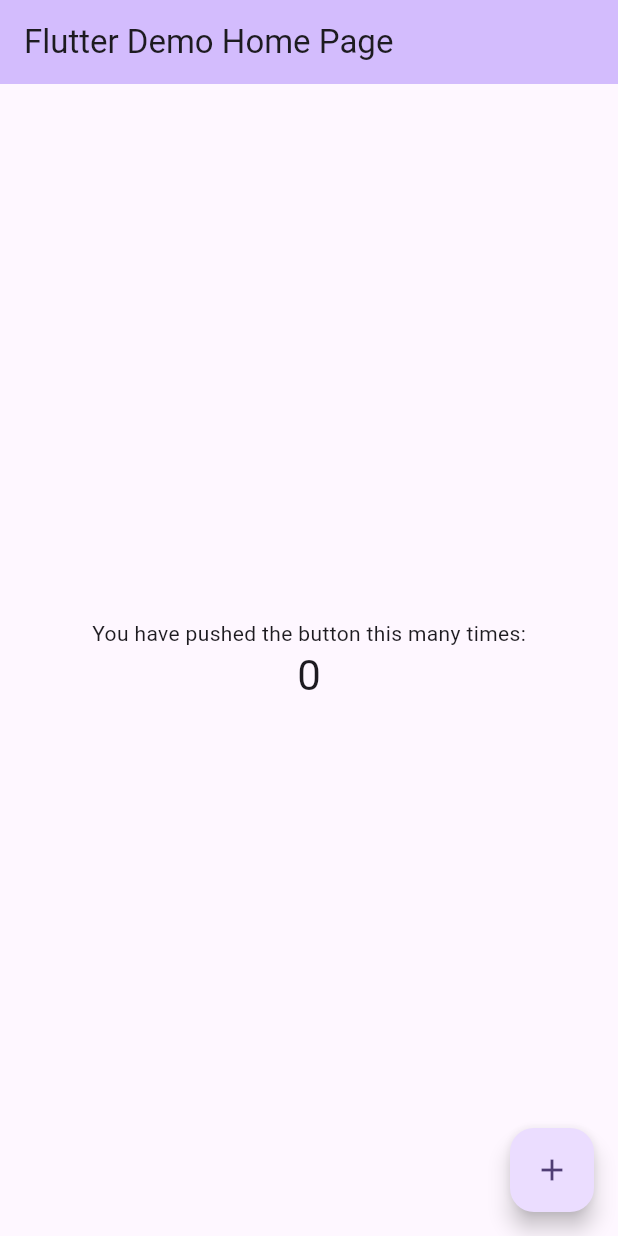
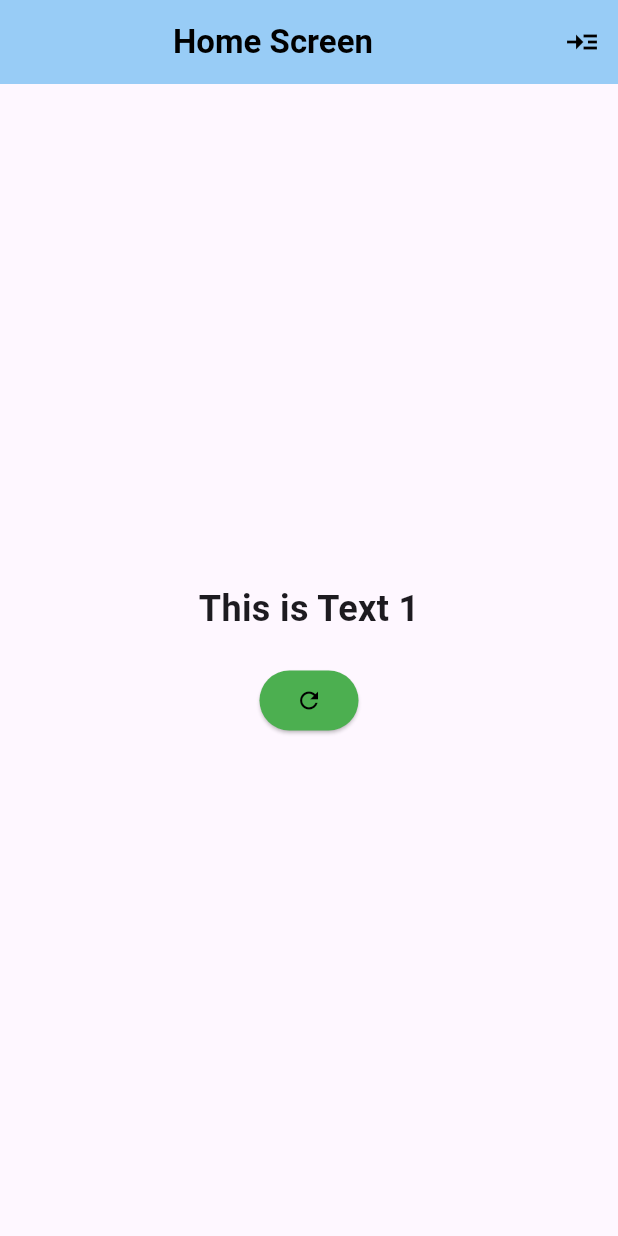
Before and after one commit to Akshai-krishna-2003/learning_flutter, a Flutter app: the screen it shows after launch, on a phone screen of 412 x 824 dp. Run offline on Flutter 3.47's test engine with Material 3 defaults, Android fonts, the phone set to English and light mode, and no system bars.

Commit message:
practice: Practiced Stateful widgets in this session

```diff
--- a/lib/main.dart
+++ b/lib/main.dart
@@ -5,118 +5,91 @@ void main() {
 }
 
 class MyApp extends StatelessWidget {
-  const MyApp({super.key});
+  const MyApp({Key? key}) : super(key: key);
 
-  // This widget is the root of your application.
   @override
   Widget build(BuildContext context) {
-    return MaterialApp(
-      title: 'Flutter Demo',
-      theme: ThemeData(
-        // This is the theme of your application.
-        //
-        // TRY THIS: Try running your application with "flutter run". You'll see
-        // the application has a purple toolbar. Then, without quitting the app,
-        // try changing the seedColor in the colorScheme below to Colors.green
-        // and then invoke "hot reload" (save your changes or press the "hot
-        // reload" button in a Flutter-supported IDE, or press "r" if you used
-        // the command line to start the app).
-        //
-        // Notice that the counter didn't reset back to zero; the application
-        // state is not lost during the reload. To reset the state, use hot
-        // restart instead.
-        //
-        // This works for code too, not just values: Most code changes can be
-        // tested with just a hot reload.
-        colorScheme: ColorScheme.fromSeed(seedColor: Colors.deepPurple),
+    return MaterialApp(title: 'Flutter Demo', home: HomeScreen());
+  }
+}
+
+class HomeScreen extends StatelessWidget {
+  @override
+  Widget build(BuildContext context) {
+    return Scaffold(
+      appBar: AppBar(
+        backgroundColor: const Color.fromARGB(255, 152, 204, 246),
+        title: Center(
+          child: Text(
+            'Home Screen',
+            style: TextStyle(color: Colors.black, fontWeight: FontWeight.bold),
+          ),
+        ),
+        actions: [
+          IconButton(
+            icon: Icon(Icons.read_more, color: Colors.black),
+            onPressed: () {},
+          ),
+        ],
       ),
-      home: const MyHomePage(title: 'Flutter Demo Home Page'),
+      body: Column(
+        mainAxisAlignment: MainAxisAlignment.center,
+        children: [Center(child: TextWidgetChange())],
+      ),
     );
   }
 }
 
-class MyHomePage extends StatefulWidget {
-  const MyHomePage({super.key, required this.title});
-
-  // This widget is the home page of your application. It is stateful, meaning
-  // that it has a State object (defined below) that contains fields that affect
-  // how it looks.
-
-  // This class is the configuration for the state. It holds the values (in this
-  // case the title) provided by the parent (in this case the App widget) and
-  // used by the build method of the State. Fields in a Widget subclass are
-  // always marked "final".
-
-  final String title;
+class TextWidgetChange extends StatefulWidget {
+  const TextWidgetChange({super.key});
 
   @override
-  State<MyHomePage> createState() => _MyHomePageState();
+  State<StatefulWidget> createState() {
+    return _TextWidgetChangeState();
+  }
 }
 
-class _MyHomePageState extends State<MyHomePage> {
-  int _counter = 0;
-
-  void _incrementCounter() {
-    setState(() {
-      // This call to setState tells the Flutter framework that something has
-      // changed in this State, which causes it to rerun the build method below
-      // so that the display can reflect the updated values. If we changed
-      // _counter without calling setState(), then the build method would not be
-      // called again, and so nothing would appear to happen.
-      _counter++;
-    });
-  }
-
+class _TextWidgetChangeState extends State<TextWidgetChange> {
+  final List<String> texts = [
+    "This is Text 1",
+    "This is Text 2",
+    "This is Text 3",
+    "This is Text 4",
+    "This is Text 5",
+    "This is Text 6",
+    "This is Text 7",
+    "This is Text 8",
+    "This is Text 9",
+    "This is Text 10",
+    "This is Text 11",
+    "This is Text 12",
+    "This is Text 13",
+    "This is Text 14",
+    "This is Text 15",
+  ];
+  int currentIndex = 0;
   @override
   Widget build(BuildContext context) {
-    // This method is rerun every time setState is called, for instance as done
-    // by the _incrementCounter method above.
-    //
-    // The Flutter framework has been optimized to make rerunning build methods
-    // fast, so that you can just rebuild anything that needs updating rather
-    // than having to individually change instances of widgets.
-    return Scaffold(
-      appBar: AppBar(
-        // TRY THIS: Try changing the color here to a specific color (to
-        // Colors.amber, perhaps?) and trigger a hot reload to see the AppBar
-        // change color while the other colors stay the same.
-        backgroundColor: Theme.of(context).colorScheme.inversePrimary,
-        // Here we take the value from the MyHomePage object that was created by
-        // the App.build method, and use it to set our appbar title.
-        title: Text(widget.title),
+    return Container(
+      child: Column(
+        mainAxisAlignment: MainAxisAlignment.center,
+        children: [
+          Text(
+            texts[currentIndex],
+            style: TextStyle(fontSize: 24, fontWeight: FontWeight.bold),
+          ),
+          SizedBox(height: 20),
+          ElevatedButton(
+            style: ElevatedButton.styleFrom(backgroundColor: Colors.green),
+            onPressed: () {
+              setState(() {
+                currentIndex = (currentIndex + 1) % texts.length;
+              });
+            },
+            child: Icon(Icons.refresh, color: Colors.black),
+          ),
+        ],
       ),
-      body: Center(
-        // Center is a layout widget. It takes a single child and positions it
-        // in the middle of the parent.
-        child: Column(
-          // Column is also a layout widget. It takes a list of children and
-          // arranges them vertically. By default, it sizes itself to fit its
-          // children horizontally, and tries to be as tall as its parent.
-          //
-          // Column has various properties to control how it sizes itself and
-          // how it positions its children. Here we use mainAxisAlignment to
-          // center the children vertically; the main axis here is the vertical
-          // axis because Columns are vertical (the cross axis would be
-          // horizontal).
-          //
-          // TRY THIS: Invoke "debug painting" (choose the "Toggle Debug Paint"
-          // action in the IDE, or press "p" in the console), to see the
-          // wireframe for each widget.
-          mainAxisAlignment: MainAxisAlignment.center,
-          children: <Widget>[
-            const Text('You have pushed the button this many times:'),
-            Text(
-              '$_counter',
-              style: Theme.of(context).textTheme.headlineMedium,
-            ),
-          ],
-        ),
-      ),
-      floatingActionButton: FloatingActionButton(
-        onPressed: _incrementCounter,
-        tooltip: 'Increment',
-        child: const Icon(Icons.add),
-      ), // This trailing comma makes auto-formatting nicer for build methods.
     );
   }
 }
```
